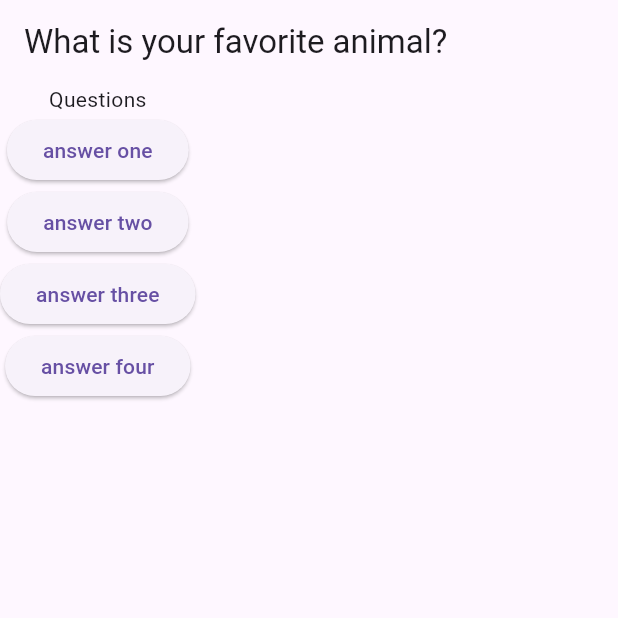
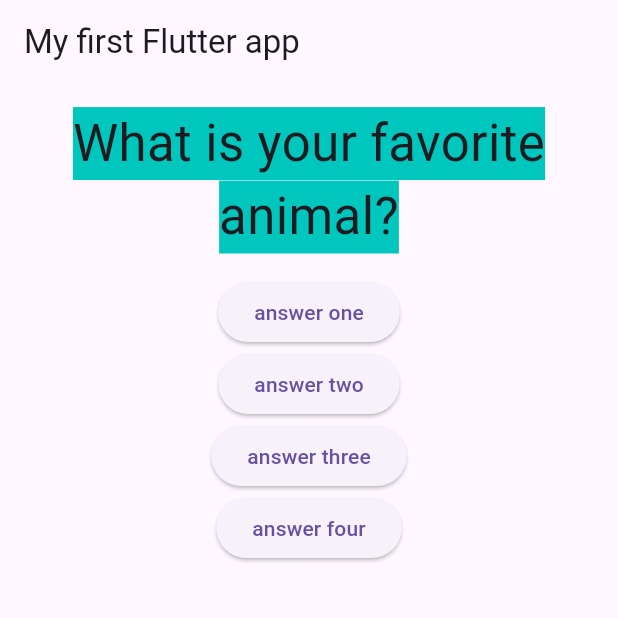
Before and after one commit to Majok-Bol/quiz_app, a Flutter app: the screen it shows after launch, after a tap on "answer one", on a phone screen of 412 x 824 dp, the top half of it. Run offline on Flutter 3.47's test engine with Material 3 defaults, Android fonts, the phone set to English and light mode, and no system bars.

```diff
--- a/lib/main.dart
+++ b/lib/main.dart
@@ -1,23 +1,23 @@
 import 'package:flutter/material.dart';
+import './question.dart';
 
 void main() => runApp(MyApp());
 
 class MyApp extends StatefulWidget {
   @override
   State<StatefulWidget> createState() {
-    // TODO: implement createState
-    return MyAppState();
+    return _MyAppState();
   }
 }
 
-class MyAppState extends State<MyApp> {
-  var questionIndex = 0;
-  void answerQuestion() {
+class _MyAppState extends State<MyApp> {
+  var _questionIndex = 0;
+  void _answerQuestion() {
     setState(() {
-      questionIndex = questionIndex + 1;
+      _questionIndex = _questionIndex + 1;
     });
 
-    print(questionIndex);
+    print(_questionIndex);
   }
 
   var questions = [
@@ -29,12 +29,12 @@ class MyAppState extends State<MyApp> {
   Widget build(BuildContext context) {
     return MaterialApp(
       home: Scaffold(
-        appBar: AppBar(title: Text(questions[questionIndex])),
+        appBar: AppBar(title: Text('My first Flutter app')),
         body: Column(
           children: <Widget>[
-            Text('Questions'),
+            Question(questions[_questionIndex]),
             ElevatedButton(
-              onPressed: answerQuestion,
+              onPressed: _answerQuestion,
               child: Text('answer one'),
             ),
             ElevatedButton(
--- /dev/null
+++ b/lib/question.dart
@@ -0,0 +1,22 @@
+import 'package:flutter/cupertino.dart';
+
+class Question extends StatelessWidget {
+  final questionText;
+  Question(this.questionText);
+
+  @override
+  Widget build(BuildContext context) {
+    return Container(
+      width: double.infinity,
+      margin: EdgeInsets.all(15),
+      child: Text(
+        questionText,
+        style: TextStyle(
+          fontSize: 34,
+          backgroundColor: CupertinoColors.systemMint,
+        ),
+        textAlign: TextAlign.center,
+      ),
+    );
+  }
+}
```
